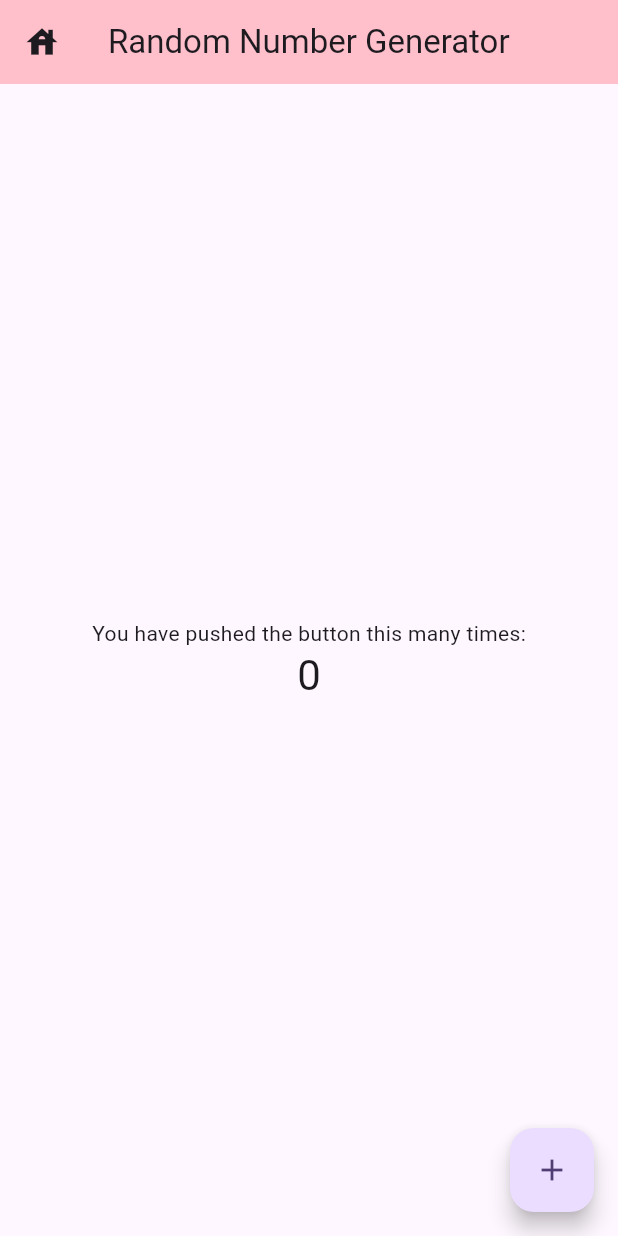
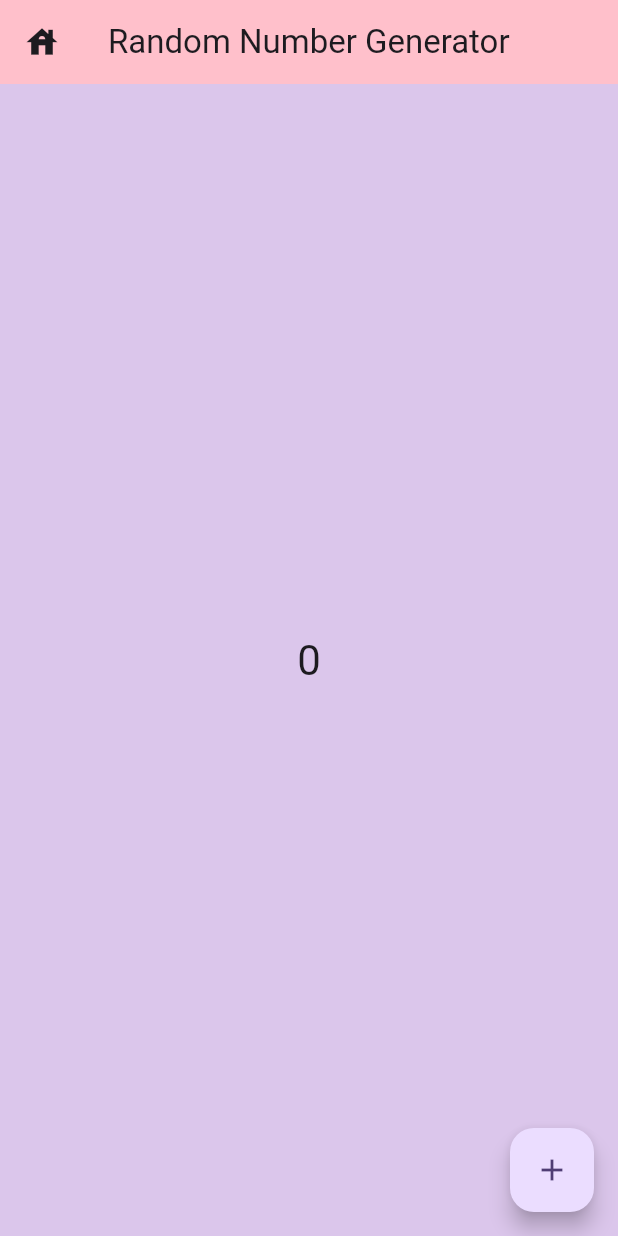
Before and after one commit to FarisZulfequar/FarisZ_Flutter_Assignment1, a Flutter app: the screen it shows after launch, on a phone screen of 412 x 824 dp. Run offline on Flutter 3.47's test engine with Material 3 defaults, Android fonts, the phone set to English and light mode, and no system bars.

Commit message:
Changed the background color of the screen

```diff
--- a/lib/main.dart
+++ b/lib/main.dart
@@ -31,39 +31,26 @@
 }
 
 class _MyHomePageState extends State<MyHomePage> {
-  int _counter = 0;
-
-  void _incrementCounter() {
-    setState(() {
-      _counter++;
-    });
-  }
 
   @override
   Widget build(BuildContext context) {
     return Scaffold(
+      backgroundColor : Color(0xFFDBC6EB),
       appBar: AppBar(
         leading: Icon(Icons.house, size: 25,),
         backgroundColor: Color(0xFFFFC0CB),
-
         title: Text(widget.title),
       ),
       body: Center(
-
         child: Column(
-
           mainAxisAlignment: .center,
           children: [
-            const Text('You have pushed the button this many times:'),
-            Text(
-              '$_counter',
-              style: Theme.of(context).textTheme.headlineMedium,
-            ),
+            Text('0', style: Theme.of(context).textTheme.headlineMedium),
           ],
         ),
       ),
       floatingActionButton: FloatingActionButton(
-        onPressed: _incrementCounter,
+        onPressed: null,
         tooltip: 'Increment',
         child: const Icon(Icons.add),
       ),
```
